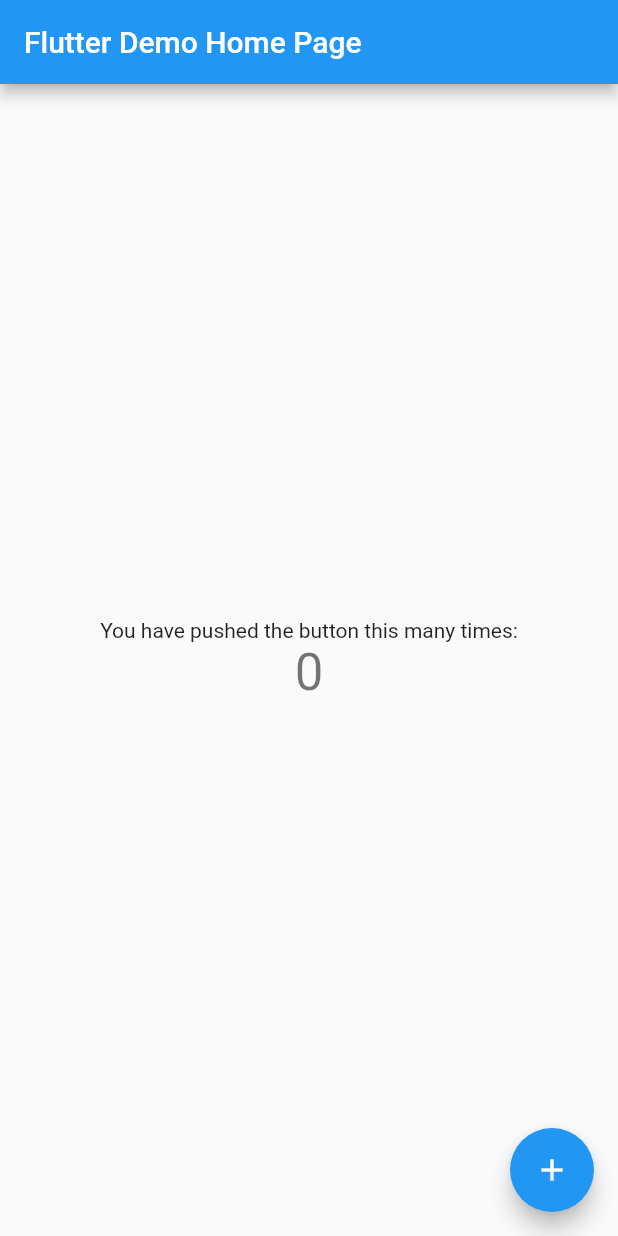
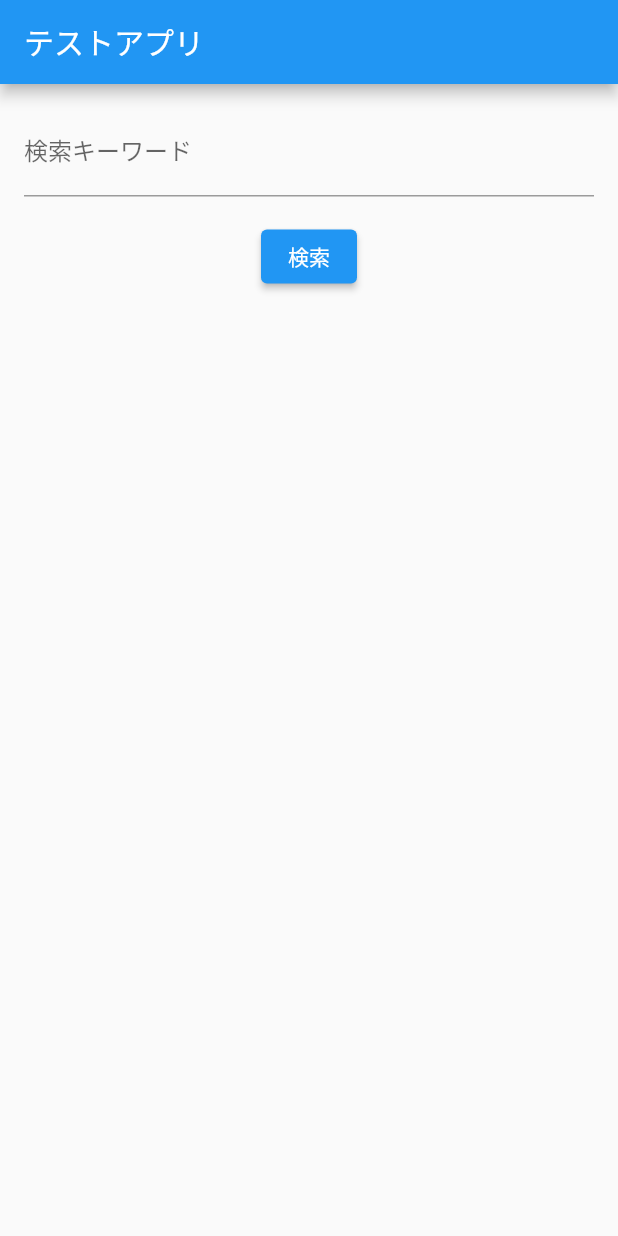
Before and after one commit to shu-illy/flutter_bloc_sample, a Flutter app: the screen it shows after launch, on a phone screen of 412 x 824 dp. Run offline on Flutter 3.47's test engine with Material 2 defaults, Android fonts, the phone set to English and light mode, and no system bars.

Commit message:
Done part2

```diff
--- /dev/null
+++ b/lib/bloc/search_bloc.dart
@@ -0,0 +1,43 @@
+import 'dart:async';
+
+class SearchBloc {
+  final searchApi = SearchApi();
+
+  final searchQueryController = StreamController<String>();
+  Stream<String> get query => searchQueryController.stream;
+  StreamSink<String> get changeQuery => searchQueryController.sink;
+
+  // APIの返り値となるSearchResult型を自作したと仮定
+  final searchResultController = StreamController<SearchResult>();
+  Stream<SearchResult> get result => searchResultController.stream;
+  StreamSink<SearchResult> get changeResult => searchResultController.sink;
+
+  SearchBloc() {
+    query.listen((v) async {
+      // APIの返り値となるSearchResult型を自作したと仮定
+      final SearchResult searchResult = await searchApi.search(v);
+      if (searchResult.isError) {
+        changeResult.addError(searchResult);
+      } else {
+        changeResult.add(searchResult);
+      }
+    });
+  }
+
+  void dispose() {
+    searchResultController.close();
+    searchQueryController.close();
+  }
+}
+
+class SearchApi {
+  Future<SearchResult> search(String v) async {
+    await Future.delayed(Duration(seconds: 1));
+    return SearchResult(isError: false);
+  }
+}
+
+class SearchResult {
+  bool isError;
+  SearchResult({required this.isError});
+}
--- a/lib/main.dart
+++ b/lib/main.dart
@@ -1,113 +1,80 @@
 import 'package:flutter/material.dart';
+import 'package:provider/provider.dart';
+import 'bloc/search_bloc.dart';
 
 void main() {
   runApp(MyApp());
 }
 
 class MyApp extends StatelessWidget {
-  // This widget is the root of your application.
   @override
   Widget build(BuildContext context) {
     return MaterialApp(
-      title: 'Flutter Demo',
-      theme: ThemeData(
-        // This is the theme of your application.
-        //
-        // Try running your application with "flutter run". You'll see the
-        // application has a blue toolbar. Then, without quitting the app, try
-        // changing the primarySwatch below to Colors.green and then invoke
-        // "hot reload" (press "r" in the console where you ran "flutter run",
-        // or simply save your changes to "hot reload" in a Flutter IDE).
-        // Notice that the counter didn't reset back to zero; the application
-        // is not restarted.
-        primarySwatch: Colors.blue,
+        title: 'Flutter Demo',
+        theme: ThemeData(
+          primarySwatch: Colors.blue,
+        ),
+        home: Provider<SearchBloc>(
+          create: (context) => SearchBloc(),
+          dispose: (context, bloc) => bloc.dispose(),
+          child: SearchPage(),
+        ));
+  }
+}
+
+class SearchPage extends StatelessWidget {
+  final _formKey = GlobalKey<FormState>();
+
+  TextEditingController queryInputController = TextEditingController(text: '');
+
+  @override
+  Widget build(BuildContext context) {
+    final searchBloc = Provider.of<SearchBloc>(context);
+    return Scaffold(
+      appBar: AppBar(
+        title: Text('テストアプリ'),
       ),
-      home: MyHomePage(title: 'Flutter Demo Home Page'),
+      body: Center(
+        child: Column(children: <Widget>[
+          Form(
+            key: _formKey,
+            child: Column(children: <Widget>[
+              Padding(
+                padding: const EdgeInsets.all(16.0),
+                child: Center(
+                  child: TextFormField(
+                    decoration: InputDecoration(
+                      labelText: '検索キーワード',
+                    ),
+                    controller: queryInputController,
+                  ),
+                ),
+              ),
+              ElevatedButton(
+                child: const Text('検索'),
+                onPressed: () =>
+                    searchBloc.changeQuery.add(queryInputController.text),
+              ),
+            ]),
+          ),
+          StreamBuilder(
+            stream: searchBloc.result,
+            builder: (context, snapshot) {
+              if (snapshot.hasError) {
+                // snapshot..errorを使ったWidgetを返す
+                return Container();
+              }
+              if (snapshot.data != null) {
+                // snapshot.dataを使ったWidgetを返す
+                return Container();
+              } else {
+                // 何かWidgetを返す
+                return Container();
+              }
+            },
+          )
+        ]),
+      ),
     );
   }
 }
-
-class MyHomePage extends StatefulWidget {
-  MyHomePage({Key? key, required this.title}) : super(key: key);
-
-  // This widget is the home page of your application. It is stateful, meaning
-  // that it has a State object (defined below) that contains fields that affect
-  // how it looks.
-
-  // This class is the configuration for the state. It holds the values (in this
-  // case the title) provided by the parent (in this case the App widget) and
-  // used by the build method of the State. Fields in a Widget subclass are
-  // always marked "final".
-
-  final String title;
-
-  @override
-  _MyHomePageState createState() => _MyHomePageState();
-}
-
-class _MyHomePageState extends State<MyHomePage> {
-  int _counter = 0;
-
-  void _incrementCounter() {
-    setState(() {
-      // This call to setState tells the Flutter framework that something has
-      // changed in this State, which causes it to rerun the build method below
-      // so that the display can reflect the updated values. If we changed
-      // _counter without calling setState(), then the build method would not be
-      // called again, and so nothing would appear to happen.
-      _counter++;
-    });
-  }
-
-  @override
-  Widget build(BuildContext context) {
-    // This method is rerun every time setState is called, for instance as done
-    // by the _incrementCounter method above.
-    //
-    // The Flutter framework has been optimized to make rerunning build methods
-    // fast, so that you can just rebuild anything that needs updating rather
-    // than having to individually change instances of widgets.
-    return Scaffold(
-      appBar: AppBar(
-        // Here we take the value from the MyHomePage object that was created by
-        // the App.build method, and use it to set our appbar title.
-        title: Text(widget.title),
-      ),
-      body: Center(
-        // Center is a layout widget. It takes a single child and positions it
-        // in the middle of the parent.
-        child: Column(
-          // Column is also a layout widget. It takes a list of children and
-          // arranges them vertically. By default, it sizes itself to fit its
-          // children horizontally, and tries to be as tall as its parent.
-          //
-          // Invoke "debug painting" (press "p" in the console, choose the
-          // "Toggle Debug Paint" action from the Flutter Inspector in Android
-          // Studio, or the "Toggle Debug Paint" command in Visual Studio Code)
-          // to see the wireframe for each widget.
-          //
-          // Column has various properties to control how it sizes itself and
-          // how it positions its children. Here we use mainAxisAlignment to
-          // center the children vertically; the main axis here is the vertical
-          // axis because Columns are vertical (the cross axis would be
-          // horizontal).
-          mainAxisAlignment: MainAxisAlignment.center,
-          children: <Widget>[
-            Text(
-              'You have pushed the button this many times:',
-            ),
-            Text(
-              '$_counter',
-              style: Theme.of(context).textTheme.headline4,
-            ),
-          ],
-        ),
-      ),
-      floatingActionButton: FloatingActionButton(
-        onPressed: _incrementCounter,
-        tooltip: 'Increment',
-        child: Icon(Icons.add),
-      ), // This trailing comma makes auto-formatting nicer for build methods.
-    );
-  }
-}
--- a/pubspec.yaml
+++ b/pubspec.yaml
@@ -23,6 +23,7 @@ environment:
 dependencies:
   flutter:
     sdk: flutter
+  provider: ^6.0.0
 
 
   # The following adds the Cupertino Icons font to your application.
```
Also changed, not shown: lib/bloc/counter_bloc.dart (added, +26 -0 lines), pubspec.lock, 1 other file.
